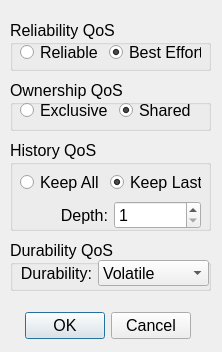
The window that demo/ishapes/macos/readerQosForm.ui (nevion/simd-cxx-old) describes before a commit, drawn with Qt 5.
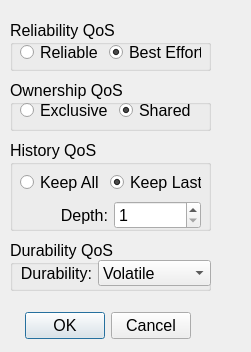
The same window after the commit.

```diff
--- a/demo/ishapes/macos/readerQosForm.ui
+++ b/demo/ishapes/macos/readerQosForm.ui
@@ -9,7 +9,7 @@
    <rect>
     <x>0</x>
     <y>0</y>
-    <width>222</width>
+    <width>251</width>
     <height>352</height>
    </rect>
   </property>
@@ -133,7 +133,7 @@
      <rect>
       <x>10</x>
       <y>20</y>
-      <width>189</width>
+      <width>191</width>
       <height>26</height>
      </rect>
     </property>
```
